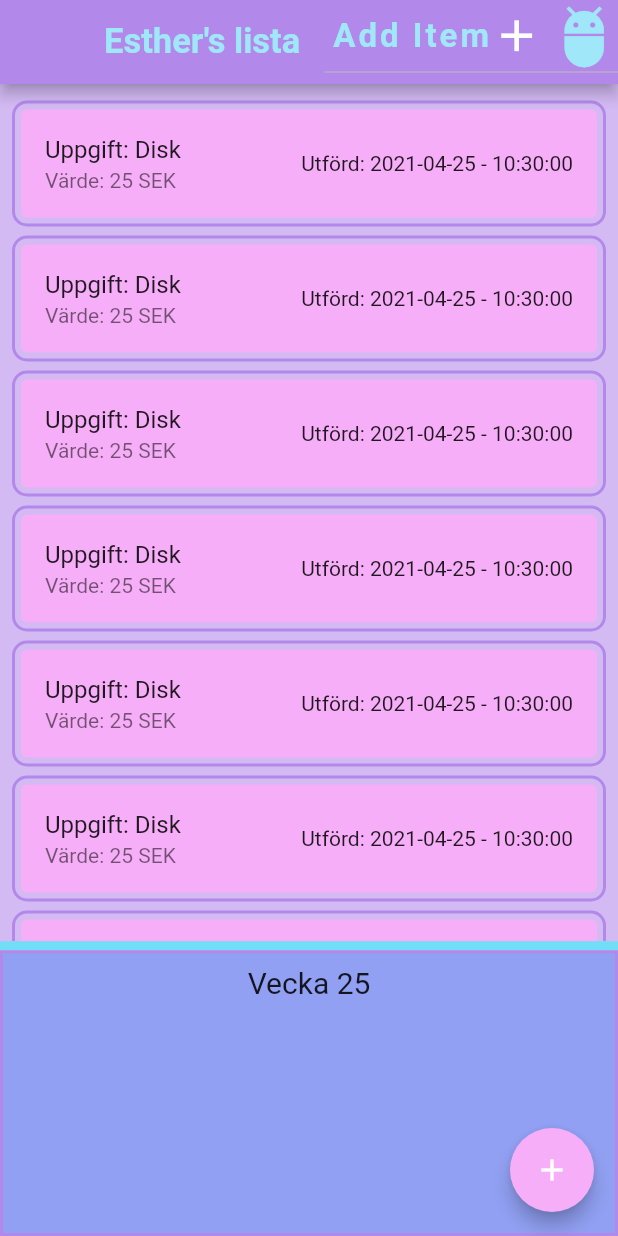
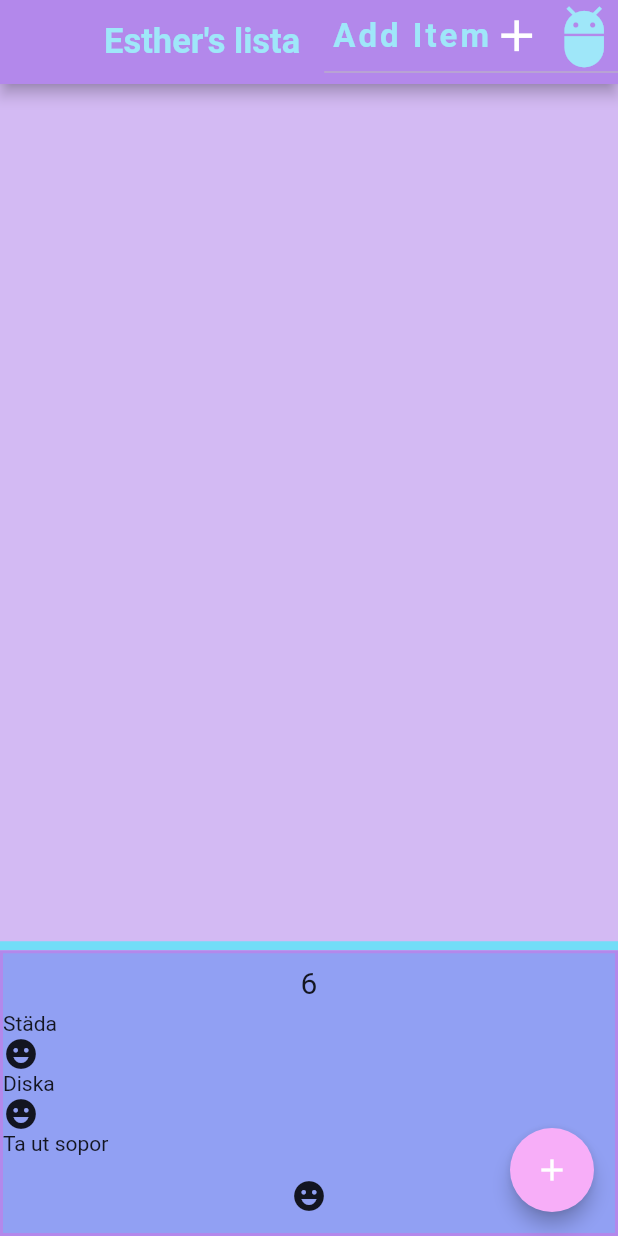
Before and after one commit to Borgersen84/weekly_allowance_app, a Flutter app: the screen it shows after launch, on a phone screen of 412 x 824 dp. Run offline on Flutter 3.47's test engine with Material 2 defaults, Android fonts, the phone set to English and light mode, and no system bars.

Commit message:
before stateful widget convertion

```diff
--- a/lib/screens/start_screen.dart
+++ b/lib/screens/start_screen.dart
@@ -11,8 +11,17 @@ class StartScreen extends StatelessWidget {
   WeeklyMoney moneyWeekly = WeeklyMoney(
     weekNumber: "6",
     moneyEarned: "200 SEK",
-    weeklyTasks: ["Städa, Diska, Ta ut sopor"],
+    weeklyTasks: ["Städa", "Diska", "Ta ut sopor"],
     progressIcon: Icon(Icons.email),
+  );
+
+  static ListTile mainTile = ListTile(
+    title: Text("Uppgift: Disk"),
+    subtitle: Text(money),
+    onTap: () {
+      print("on tap working");
+    },
+    trailing: Text("Utförd: $thisTime"),
   );
 
   DropdownMenuItem dropDown = DropdownMenuItem(
@@ -24,11 +33,17 @@ class StartScreen extends StatelessWidget {
     },
   );
 
+  void addToList() {
+    myMainList.add(mainTile);
+  }
+
   ListTile tile = ListTile(
     title: Text("Städa rummet"),
     trailing: Icon(Icons.add),
     onTap: () {
-      print("on tap working");
+      print("on tap working addmenu");
+      myMainList.add(mainTile);
+      print(myMainList.length.toString());
     },
     subtitle: Text("50 kronor"),
   );
@@ -37,18 +52,10 @@ class StartScreen extends StatelessWidget {
   static DateTime time = DateTime.now();
   static String thisTime = format.format(time);
   static String money = "Värde: 25 SEK";
-
-  ListTile mainTile = ListTile(
-    title: Text("Uppgift: Disk"),
-    subtitle: Text(money),
-    onTap: () {
-      print("on tap working");
-    },
-    trailing: Text("Utförd: $thisTime"),
-  );
+  static List<ListTile> myMainList = [];
 
   List<ListTile> mainList() {
-    List<ListTile> myList = [];
+    /*List<ListTile> myList = [];
     myList.add(mainTile);
     myList.add(mainTile);
     myList.add(mainTile);
@@ -56,9 +63,16 @@ class StartScreen extends StatelessWidget {
     myList.add(mainTile);
     myList.add(mainTile);
     myList.add(mainTile);
-    myList.add(mainTile);
+    myList.add(mainTile);*/
 
-    return myList;
+    myMainList.add(mainTile);
+    myMainList.add(mainTile);
+    myMainList.add(mainTile);
+    myMainList.add(mainTile);
+    myMainList.add(mainTile);
+    myMainList.add(mainTile);
+
+    return myMainList;
   }
 
   List<DropdownMenuItem> addItems() {
@@ -147,7 +161,7 @@ class StartScreen extends StatelessWidget {
             flex: 3,
             child: ListView.builder(
                 padding: EdgeInsets.all(8.0),
-                itemCount: mainList().length,
+                itemCount: myMainList.length,
                 itemBuilder: (context, index) {
                   return Container(
                     margin: EdgeInsets.symmetric(vertical: 3.0, horizontal: 0),
@@ -158,7 +172,7 @@ class StartScreen extends StatelessWidget {
                     child: Card(
                       elevation: 0,
                       color: Color(0xFFF7AEF8),
-                      child: mainList()[index],
+                      child: myMainList[index],
                     ),
                   );
                 }),
@@ -181,16 +195,28 @@ class StartScreen extends StatelessWidget {
                 children: [
                   Padding(
                     padding: EdgeInsets.all(8.0),
-                    child: SizedBox(
-                      width: double.infinity,
-                      child: Center(
-                        child: Text(
-                          "Vecka 25",
-                          style: TextStyle(fontSize: 20.0),
-                        ),
+                    child: Center(
+                      child: Text(
+                        moneyWeekly.weekNumber,
+                        style: TextStyle(fontSize: 20.0),
                       ),
                     ),
                   ),
+                  Expanded(
+                    flex: 2,
+                    child: ListView.builder(
+                        itemCount: moneyWeekly.weeklyTasks.length,
+                        itemBuilder: (context, index) {
+                          return Column(
+                            crossAxisAlignment: CrossAxisAlignment.start,
+                            children: [
+                              Text(moneyWeekly.weeklyTasks[index]),
+                              Icon(Icons.emoji_emotions),
+                            ],
+                          );
+                        }),
+                  ),
+                  Expanded(child: Icon(Icons.emoji_emotions_sharp)),
                 ],
               ),
             ),
```
